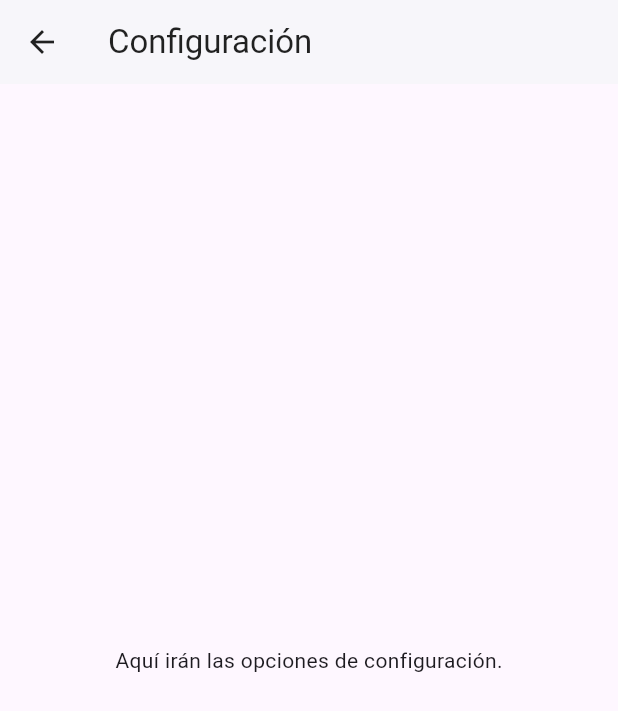
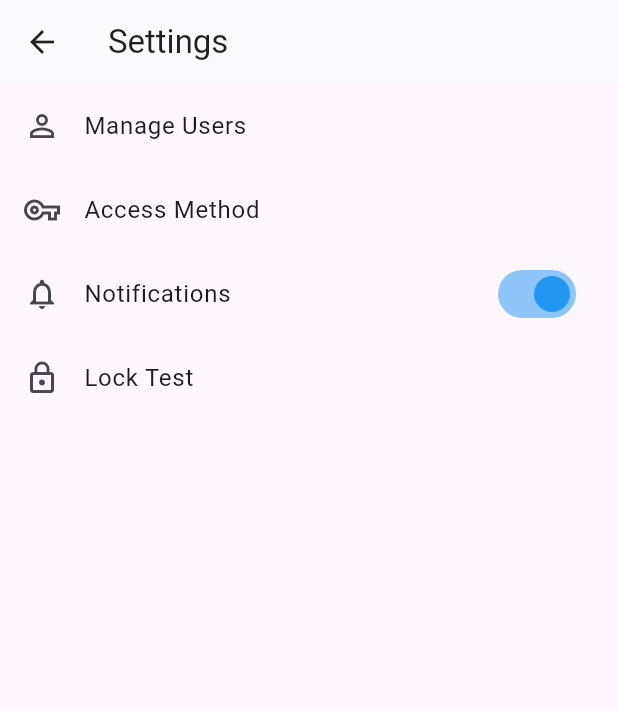
Before and after one commit to EderMartinez3012/Smart-Lock, a Flutter app: the SettingsPage screen opened directly, on a phone screen of 412 x 824 dp. Shown: the top 711 px of the screen. Run offline on Flutter 3.47's test engine with Material 3 defaults, Android fonts, the phone set to English and light mode, and no system bars; accounts and stored records are empty; Roboto replaces fonts that are missing (SFProDisplay).

Commit message:
Configuración

```diff
--- a/lib/ui/home/widget/settings_page.dart
+++ b/lib/ui/home/widget/settings_page.dart
@@ -1,19 +1,65 @@
 import 'package:flutter/material.dart';
 
-class SettingsPage extends StatelessWidget {
+class SettingsPage extends StatefulWidget {
   const SettingsPage({super.key});
+
+  @override
+  State<SettingsPage> createState() => _SettingsPageState();
+}
+
+class _SettingsPageState extends State<SettingsPage> {
+  bool notificationsEnabled = true;
 
   @override
   Widget build(BuildContext context) {
     return Scaffold(
       appBar: AppBar(
-        title: const Text('Configuración'),
+        title: const Text(
+          'Settings',
+          style: TextStyle(color: Colors.black87),
+        ),
         backgroundColor: Colors.white,
-        foregroundColor: Colors.black87,
-        elevation: 1,
+        elevation: 0.5,
+        leading: IconButton(
+          icon: const Icon(Icons.arrow_back, color: Colors.black87),
+          onPressed: () => Navigator.pop(context),
+        ),
       ),
-      body: const Center(
-        child: Text('Aquí irán las opciones de configuración.'),
+      body: ListView(
+        children: [
+          ListTile(
+            leading: const Icon(Icons.person_outline),
+            title: const Text("Manage Users"),
+            onTap: () {
+              // Acción cuando se toca la opción
+            },
+          ),
+          ListTile(
+            leading: const Icon(Icons.vpn_key_outlined),
+            title: const Text("Access Method"),
+            onTap: () {
+              // Acción
+            },
+          ),
+          SwitchListTile(
+            secondary: const Icon(Icons.notifications_none),
+            title: const Text("Notifications"),
+            value: notificationsEnabled,
+            activeColor: Colors.blue,
+            onChanged: (value) {
+              setState(() {
+                notificationsEnabled = value;
+              });
+            },
+          ),
+          ListTile(
+            leading: const Icon(Icons.lock_outline),
+            title: const Text("Lock Test"),
+            onTap: () {
+              // Acción
+            },
+          ),
+        ],
       ),
     );
   }
```
